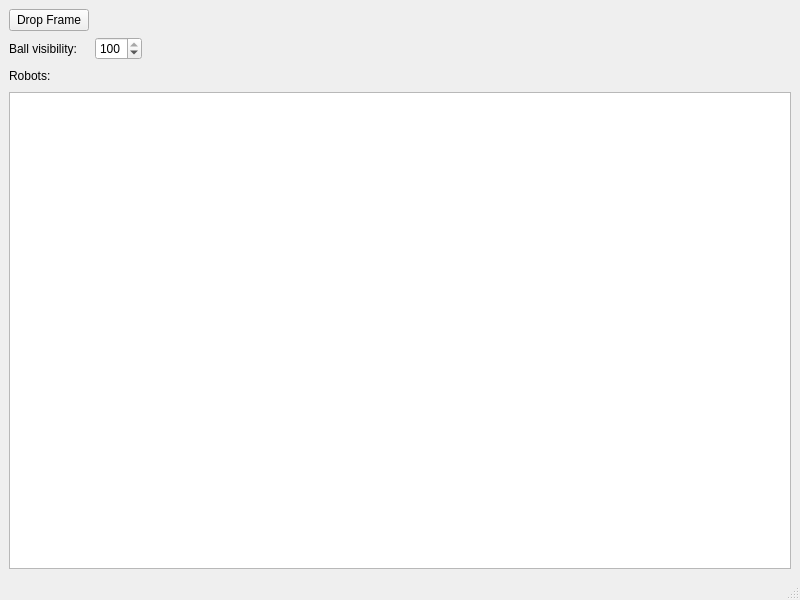
Above: SoccSim/SimControl.ui from RoboJackets/robocup-software before the change. Below: the same form after it.
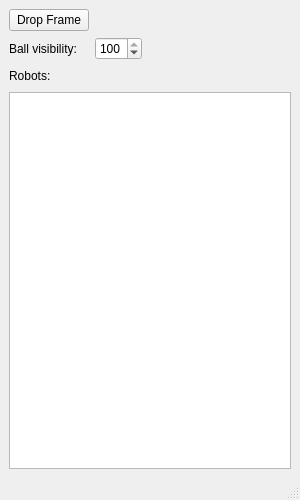
That is the form after the change.

Commit message: That was dumb.  Simulator window size is now set in the UI file.

Patch:
```diff
--- a/SoccSim/SimControl.ui
+++ b/SoccSim/SimControl.ui
@@ -6,8 +6,8 @@
    <rect>
     <x>0</x>
     <y>0</y>
-    <width>800</width>
-    <height>600</height>
+    <width>300</width>
+    <height>500</height>
    </rect>
   </property>
   <property name="windowTitle">
```
Left out of the diff: 2 changed lines with no effect on the pictures. The commit also changes 1 other file.
